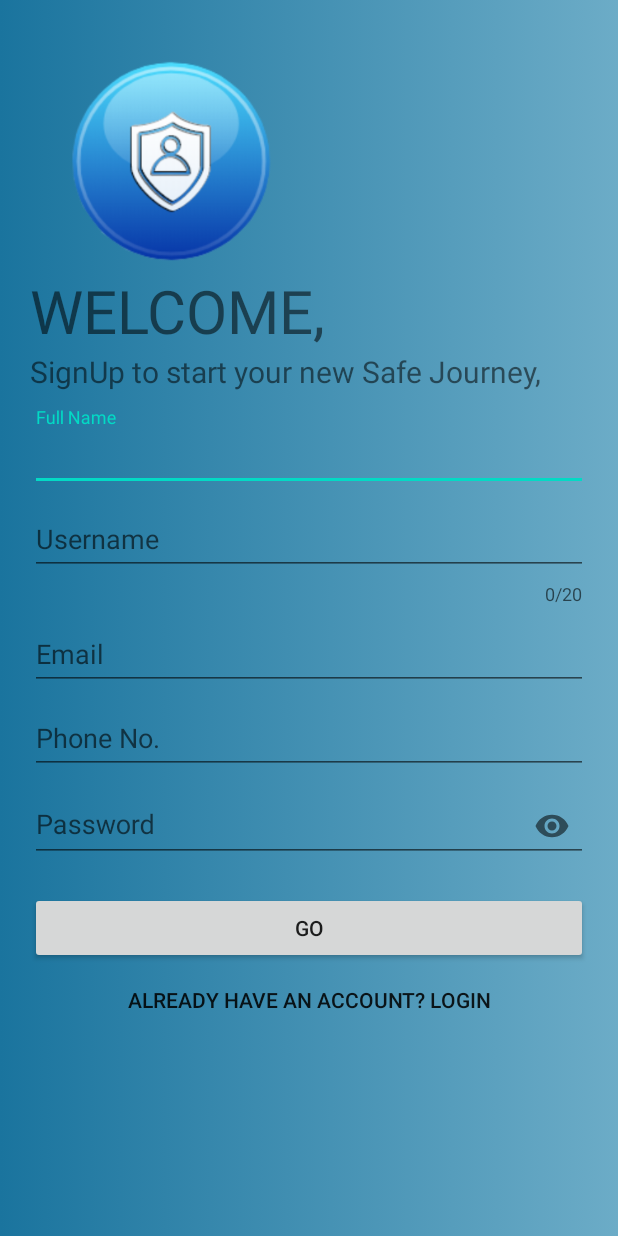
After one commit to yashwankar/pandocent, an Android app: the new_register screen opened directly, with no data from a screen before it, on a phone screen of 412 x 824 dp. The commit adds this screen. Run offline under Robolectric (Android 15) with nearby library versions, the phone set to English and light mode, and no system bars; our stand-ins replace Firebase (no records; nobody signed in at launch, a user with empty details on screens opened directly); Roboto replaces fonts that are not available here; 4 statements that could not run were skipped.

Commit message:
added new files for new user registration

```diff
--- a/app/src/main/AndroidManifest.xml
+++ b/app/src/main/AndroidManifest.xml
@@ -9,7 +9,8 @@
         android:roundIcon="@mipmap/ic_launcher_round"
         android:supportsRtl="true"
         android:theme="@style/AppTheme">
-        <activity android:name=".dashboard"></activity>
+        <activity android:name=".new_register"></activity>
+        <activity android:name=".dashboard" />
         <activity
             android:name=".SplashScreen"
             android:label="@string/app_name">
@@ -19,7 +20,6 @@
                 <category android:name="android.intent.category.LAUNCHER" />
             </intent-filter>
         </activity>
-        <activity android:name=".dashboard" />
         <activity android:name=".ui.login.LoginActivity" />
         <activity android:name=".health_activity" />
         <activity android:name=".analysis_activity" />
--- /dev/null
+++ b/app/src/main/java/com/kyrs/pandocent/dashboard.kt
@@ -0,0 +1,42 @@
+package com.kyrs.pandocent
+
+import android.content.Intent
+import androidx.appcompat.app.AppCompatActivity
+import android.os.Bundle
+import android.view.MenuItem
+import androidx.appcompat.app.ActionBarDrawerToggle
+import androidx.core.view.GravityCompat
+import com.google.android.material.navigation.NavigationView
+import kotlinx.android.synthetic.main.homepage.*
+
+class dashboard() : AppCompatActivity(), NavigationView.OnNavigationItemSelectedListener {
+
+    override fun onCreate(savedInstanceState: Bundle?) {
+        super.onCreate(savedInstanceState)
+        setContentView(R.layout.homepage)
+
+        setSupportActionBar(homepage_toolbar)
+        val toggle= ActionBarDrawerToggle(this, side_drawer,homepage_toolbar, R.string.openNavDrawer, R.string.closeNavDrawer)
+        side_drawer.addDrawerListener(toggle)
+        toggle.syncState()
+        nav_view.setNavigationItemSelectedListener(this)
+
+        health.setOnClickListener(){
+            val intent = Intent(this,health_activity::class.java)
+            startActivity(intent)
+        }
+
+
+    }
+
+    override fun onNavigationItemSelected(item: MenuItem): Boolean {
+        return false
+    }
+    override fun onBackPressed() {
+        if (side_drawer.isDrawerOpen(GravityCompat.START)) {
+            side_drawer.closeDrawer(GravityCompat.START)
+        } else {
+            super.onBackPressed()
+        }
+    }
+}
--- /dev/null
+++ b/app/src/main/java/com/kyrs/pandocent/new_register.kt
@@ -0,0 +1,44 @@
+package com.kyrs.pandocent
+
+import androidx.appcompat.app.AppCompatActivity
+import android.os.Bundle
+import android.widget.Button
+import android.widget.EditText
+import com.google.firebase.database.FirebaseDatabase
+
+class new_register : AppCompatActivity() {
+    lateinit var fullname:EditText
+    lateinit var username:EditText
+//    lateinit var email:EditText
+//    lateinit var phoneno:EditText
+//    lateinit var pwd:EditText
+    lateinit var gobtn:Button
+
+    override fun onCreate(savedInstanceState: Bundle?) {
+        super.onCreate(savedInstanceState)
+        setContentView(R.layout.new_registration)
+        fullname=findViewById(R.id.reg_full_name)
+        username=findViewById(R.id.reg_username)
+//        email=findViewById(R.id.reg_email)
+//        phoneno=findViewById(R.id.reg_phone)
+//        pwd=findViewById(R.id.reg_pwd)
+//        gobtn=findViewById(R.id.reg_go)
+
+        gobtn.setOnClickListener {
+            update()
+        }
+
+
+    }
+
+    private fun update() {
+        val name=fullname.text.toString().trim()
+
+        val ref = FirebaseDatabase.getInstance().getReference("users")
+        val userid=ref.push().key
+        val new_usr=users(fullname,username)
+//        ref.child(new_usr).setValue(userid)
+
+
+    }
+}
--- a/app/src/main/java/com/kyrs/pandocent/ui/login/LoginActivity.kt
+++ b/app/src/main/java/com/kyrs/pandocent/ui/login/LoginActivity.kt
@@ -18,6 +18,7 @@ import android.widget.Toast
 import com.kyrs.pandocent.dashboard
 
 import com.kyrs.pandocent.R
+import com.kyrs.pandocent.new_register
 
 class LoginActivity : AppCompatActivity() {
 
@@ -118,6 +119,10 @@ class LoginActivity : AppCompatActivity() {
     fun navigate(view: View) {
         startActivity(Intent(this, dashboard::class.java))
     }
+
+    fun register(view: View) {
+        startActivity(Intent(this, new_register::class.java))
+    }
 }
 
 /**
--- /dev/null
+++ b/app/src/main/java/com/kyrs/pandocent/users.kt
@@ -0,0 +1,8 @@
+package com.kyrs.pandocent
+
+import android.widget.EditText
+
+class users(
+    val fullname: EditText,
+    val username: EditText
+)
--- /dev/null
+++ b/app/src/main/res/layout/new_registration.xml
@@ -0,0 +1,118 @@
+<?xml version="1.0" encoding="utf-8"?>
+<LinearLayout xmlns:android="http://schemas.android.com/apk/res/android"
+    android:layout_width="match_parent"
+    android:layout_height="match_parent"
+    xmlns:app="http://schemas.android.com/apk/res-auto"
+    xmlns:tools="http://schemas.android.com/tools"
+    android:background="@drawable/gradient_bg"
+    android:orientation="vertical"
+    android:padding="20dp"
+    tools:context=".new_register">
+
+    <ImageView
+        android:layout_width="150dp"
+        android:layout_height="150dp"
+        android:layout_marginLeft="20dp"
+        android:layout_marginTop="10dp"
+        android:src="@drawable/pandocent_logo2" />
+
+    <TextView
+        android:layout_width="wrap_content"
+        android:layout_height="wrap_content"
+        android:text="Welcome,"
+        android:textAllCaps="true"
+        android:textSize="40sp" />
+
+    <TextView
+        android:layout_width="wrap_content"
+        android:layout_height="wrap_content"
+        android:text="SignUp to start your new Safe Journey,"
+        android:textSize="20sp" />
+
+    <LinearLayout
+        android:layout_width="match_parent"
+        android:layout_height="wrap_content"
+        android:orientation="vertical"
+        android:layout_marginBottom="10dp"
+        android:layout_marginTop="10dp">
+
+        <com.google.android.material.textfield.TextInputLayout
+            android:layout_width="match_parent"
+            android:layout_height="wrap_content"
+            android:hint="Full Name"
+            android:id="@+id/reg_full_name">
+
+            <com.google.android.material.textfield.TextInputEditText
+                android:layout_width="match_parent"
+                android:layout_height="wrap_content"
+                android:inputType="text" />
+        </com.google.android.material.textfield.TextInputLayout>
+
+        <com.google.android.material.textfield.TextInputLayout
+            android:layout_width="match_parent"
+            android:layout_height="wrap_content"
+            android:hint="Username"
+            android:id="@+id/reg_username"
+            app:counterEnabled="true"
+            app:counterMaxLength="20">
+
+            <com.google.android.material.textfield.TextInputEditText
+                android:layout_width="match_parent"
+                android:layout_height="wrap_content"
+                android:inputType="text" />
+        </com.google.android.material.textfield.TextInputLayout>
+
+        <com.google.android.material.textfield.TextInputLayout
+            android:layout_width="match_parent"
+            android:layout_height="wrap_content"
+            android:hint="Email"
+            android:id="@+id/reg_email">
+
+            <com.google.android.material.textfield.TextInputEditText
+                android:layout_width="match_parent"
+                android:layout_height="wrap_content"
+                android:inputType="textEmailAddress" />
+        </com.google.android.material.textfield.TextInputLayout>
+
+        <com.google.android.material.textfield.TextInputLayout
+            android:layout_width="match_parent"
+            android:layout_height="wrap_content"
+            android:hint="Phone No."
+            android:id="@+id/reg_phone">
+
+            <com.google.android.material.textfield.TextInputEditText
+                android:layout_width="match_parent"
+                android:layout_height="wrap_content"
+                android:inputType="number" />
+        </com.google.android.material.textfield.TextInputLayout>
+
+        <com.google.android.material.textfield.TextInputLayout
+            android:layout_width="match_parent"
+            android:layout_height="wrap_content"
+            android:hint="Password"
+            app:passwordToggleEnabled="true"
+            android:id="@+id/reg_pwd">
+
+            <com.google.android.material.textfield.TextInputEditText
+                android:layout_width="match_parent"
+                android:layout_height="wrap_content"
+                android:inputType="textPassword" />
+        </com.google.android.material.textfield.TextInputLayout>
+
+        <Button
+            android:id="@+id/reg_go"
+            android:layout_width="match_parent"
+            android:layout_height="wrap_content"
+            android:text="Go"
+            android:layout_marginTop="20dp"/>
+        <Button
+            android:layout_width="match_parent"
+            android:layout_height="wrap_content"
+            android:text="Already have an account? LogIn"
+            android:background="#00000000"/>
+
+
+    </LinearLayout>
+
+
+</LinearLayout>
```
